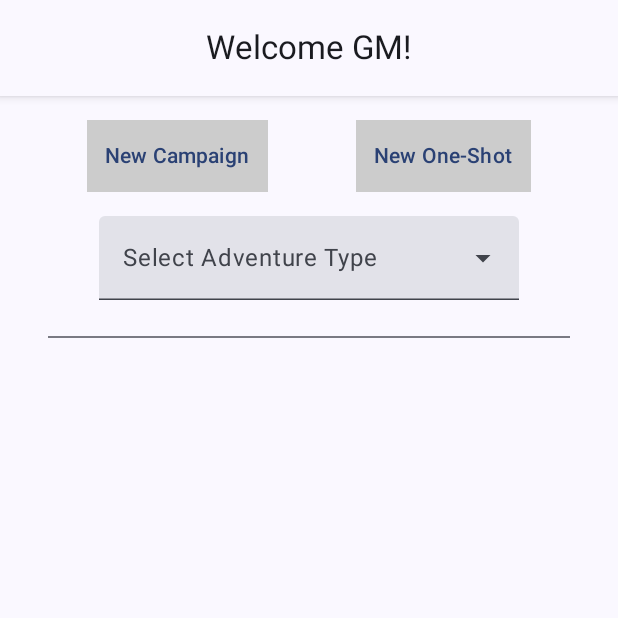
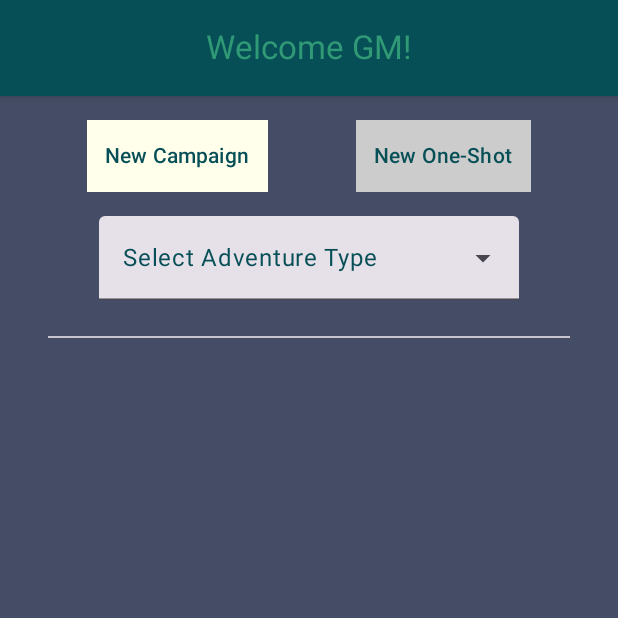
Before and after one commit to FeKent/DND-Tools, an Android app built with Jetpack Compose: the screen it shows after launch (MainActivity), on a phone screen of 412 x 824 dp, the top half of it. Run offline under Robolectric (Android 15) with nearby library versions, the phone set to English and light mode, and no system bars; our stand-ins replace Room's generated code.

Commit message:
Add custom themeing to app

```diff
--- a/app/src/main/java/com/example/dndtools/composables/IntroScreen.kt
+++ b/app/src/main/java/com/example/dndtools/composables/IntroScreen.kt
@@ -18,9 +18,11 @@ import androidx.compose.material3.DropdownMenuItem
 import androidx.compose.material3.ExperimentalMaterial3Api
 import androidx.compose.material3.ExposedDropdownMenuBox
 import androidx.compose.material3.ExposedDropdownMenuDefaults
+import androidx.compose.material3.MaterialTheme
 import androidx.compose.material3.Text
 import androidx.compose.material3.TextButton
 import androidx.compose.material3.TextField
+import androidx.compose.material3.TopAppBarDefaults
 import androidx.compose.runtime.Composable
 import androidx.compose.runtime.getValue
 import androidx.compose.runtime.mutableStateOf
@@ -38,6 +40,7 @@ import androidx.compose.ui.unit.dp
 import androidx.lifecycle.viewmodel.compose.viewModel
 import com.example.dndtools.data.Campaign
 import com.example.dndtools.data.OneShot
+import com.example.dndtools.ui.theme.DNDToolsTheme
 import com.example.dndtools.viewmodels.IntroViewModel
 
 @OptIn(ExperimentalMaterial3Api::class)
@@ -51,16 +54,19 @@ fun IntroScreen(
     var expanded by remember { mutableStateOf(false) }
     var selectedAdventureType by remember { mutableStateOf<String?>(null) }
 
-    Column {
+    Column(modifier = Modifier.background(color = MaterialTheme.colorScheme.background)) {
         CenterAlignedTopAppBar(
-            title = { Text(text = "Welcome GM!") },
-            modifier = Modifier.shadow(4.dp)
+            title = { Text(text = "Welcome GM!", color = MaterialTheme.colorScheme.secondary)},
+            colors = TopAppBarDefaults.topAppBarColors(containerColor = MaterialTheme.colorScheme.primary) ,
+            modifier = Modifier
+                .shadow(4.dp)
+                .background(color = MaterialTheme.colorScheme.primary)
         )
         Spacer(modifier = Modifier.size(16.dp))
         Row(modifier = Modifier.fillMaxWidth(), horizontalArrangement = Arrangement.SpaceEvenly) {
             TextButton(
                 onClick = { introViewModel.results = true; addScreen(introViewModel.results) },
-                modifier = Modifier.background(Color.LightGray)
+                modifier = Modifier.background(MaterialTheme.colorScheme.onPrimary),
             ) {
                 Text(text = "New Campaign")
             }
@@ -82,7 +88,7 @@ fun IntroScreen(
                         ExposedDropdownMenuDefaults.TrailingIcon(expanded = expanded)
                     },
                     placeholder = {
-                        Text(text = "Select Adventure Type")
+                        Text(text = "Select Adventure Type", color = MaterialTheme.colorScheme.primary)
                     }, modifier = Modifier.menuAnchor()
                 )
                 ExposedDropdownMenu(expanded = expanded, onDismissRequest = { expanded = false }) {
@@ -137,13 +143,13 @@ fun CampaignRow(campaign: Campaign) {
             Text(
                 text = campaign.title, modifier = Modifier
                     .align(CenterVertically)
-                    .weight(2f), fontWeight = FontWeight.Bold
+                    .weight(2f), fontWeight = FontWeight.Bold, color = MaterialTheme.colorScheme.onBackground
             )
             Spacer(modifier = Modifier.size(4.dp))
             Text(
                 text = campaign.players.size.toString(), modifier = Modifier
                     .align(CenterVertically)
-                    .weight(0.5f), textAlign = TextAlign.End
+                    .weight(0.5f), textAlign = TextAlign.End, color = MaterialTheme.colorScheme.onBackground
             )
         }
         Divider()
@@ -159,22 +165,22 @@ fun OneShotRow(oneShot: OneShot) {
         Row(modifier = Modifier.padding(vertical = 16.dp, horizontal = 16.dp)) {
             Spacer(modifier = Modifier.size(4.dp))
             Text(
-                text = oneShot.shotTitle, modifier = Modifier
+                text = oneShot.shotTitle, color = MaterialTheme.colorScheme.secondary, modifier = Modifier
                     .align(CenterVertically)
-                    .weight(2f), fontWeight = FontWeight.Bold, color = Color.Blue
+                    .weight(2f), fontWeight = FontWeight.Bold
             )
             Spacer(modifier = Modifier.size(4.dp))
             Text(
                 text = oneShot.shotPlayers.toString(), modifier = Modifier
                     .align(CenterVertically)
-                    .weight(0.5f), textAlign = TextAlign.End
+                    .weight(0.5f), textAlign = TextAlign.End, color = MaterialTheme.colorScheme.secondary
             )
         }
         Divider()
     }
 }
 
-@Preview(showSystemUi = true)
+@Preview(showSystemUi = true, /*uiMode = UI_MODE_NIGHT_YES*/)
 @Composable
 fun InitialPreview() {
     val exampleCamps = listOf(
@@ -200,6 +206,7 @@ fun InitialPreview() {
             shotSetting = "Sword's Coast"
         )
     )
-
-    IntroScreen(campaigns = exampleCamps, oneShots = exampleOneShot) {}
+    DNDToolsTheme {
+        IntroScreen(campaigns = exampleCamps, oneShots = exampleOneShot) {}
+    }
 }
--- a/app/src/main/java/com/example/dndtools/ui/theme/Color.kt
+++ b/app/src/main/java/com/example/dndtools/ui/theme/Color.kt
@@ -10,8 +10,15 @@ val Purple40 = Color(0xFF6650a4)
 val PurpleGrey40 = Color(0xFF625b71)
 val Pink40 = Color(0xFF7D5260)
 
-val light1 = Color(239, 238, 180)
+val light1 = Color(255, 255, 236)
 val light2 = Color(218, 216, 115)
 val midTone = Color(88, 179, 104)
 val dark1 = Color(48, 153, 117)
 val dark2 = Color(69, 77, 102)
+
+
+val orange = Color(224, 142, 69)
+val claret = Color(129, 38, 53)
+val delft = Color(54, 63, 89)
+val green = Color(7, 79, 87)
+val cambridge = Color(153, 194, 162)
--- a/app/src/main/java/com/example/dndtools/ui/theme/Theme.kt
+++ b/app/src/main/java/com/example/dndtools/ui/theme/Theme.kt
@@ -16,40 +16,29 @@ import androidx.compose.ui.platform.LocalView
 import androidx.core.view.WindowCompat
 
 private val DarkColorScheme = darkColorScheme(
-    primary = Purple80,
-    secondary = PurpleGrey80,
-    tertiary = Pink80
+    background = dark2,
+    primary = green,
+    secondary = dark1,
+    tertiary = claret,
+    onBackground = light2,
+    onPrimary = light1
 )
 
 private val LightColorScheme = lightColorScheme(
-    primary = Purple40,
-    secondary = PurpleGrey40,
-    tertiary = Pink40
-
-    /* Other default colors to override
-    background = Color(0xFFFFFBFE),
-    surface = Color(0xFFFFFBFE),
-    onPrimary = Color.White,
-    onSecondary = Color.White,
-    onTertiary = Color.White,
-    onBackground = Color(0xFF1C1B1F),
-    onSurface = Color(0xFF1C1B1F),
-    */
+    background = dark2,
+    primary = green,
+    secondary = dark1,
+    tertiary = claret,
+    onBackground = light2,
+    onPrimary = light1
 )
 
 @Composable
 fun DNDToolsTheme(
     darkTheme: Boolean = isSystemInDarkTheme(),
-    // Dynamic color is available on Android 12+
-    dynamicColor: Boolean = true,
     content: @Composable () -> Unit
 ) {
     val colorScheme = when {
-        dynamicColor && Build.VERSION.SDK_INT >= Build.VERSION_CODES.S -> {
-            val context = LocalContext.current
-            if (darkTheme) dynamicDarkColorScheme(context) else dynamicLightColorScheme(context)
-        }
-
         darkTheme -> DarkColorScheme
         else -> LightColorScheme
     }
```
